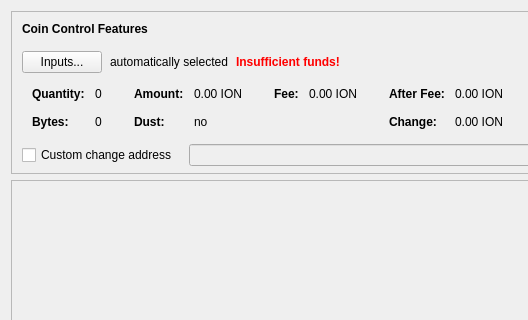
Qt form src/qt/forms/sendcoinsdialog.ui (ioncoincore/ion-bitbucket) before a commit; both pictures show x 0 to 528 and y 0 to 320 of the 850 by 526 pixel window.
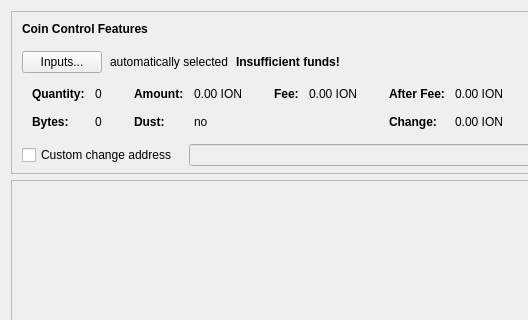
The same form after that commit. Custom widgets are drawn as their Qt base class.

```diff
--- a/src/qt/forms/sendcoinsdialog.ui
+++ b/src/qt/forms/sendcoinsdialog.ui
@@ -133,7 +133,7 @@
              </font>
             </property>
             <property name="styleSheet">
-             <string notr="true">color:red;font-weight:bold;</string>
+             <string notr="true">font-weight:bold;</string>
             </property>
             <property name="text">
              <string>Insufficient funds!</string>
```
